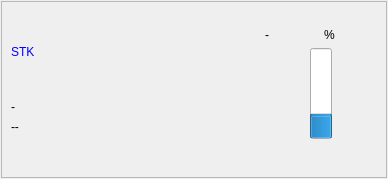
Old version of the form UI/pos.ui in the repository colaisr/algotrader.
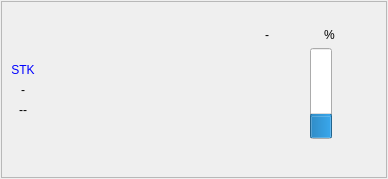
New version of the form.

The edit to the form file:
```diff
--- a/UI/pos.ui
+++ b/UI/pos.ui
@@ -63,26 +63,19 @@
             <property name="text">
              <string>STK</string>
             </property>
+            <property name="alignment">
+             <set>Qt::AlignCenter</set>
+            </property>
            </widget>
           </item>
-          <item>
-           <spacer name="verticalSpacer_2">
-            <property name="orientation">
-             <enum>Qt::Vertical</enum>
-            </property>
-            <property name="sizeHint" stdset="0">
-             <size>
-              <width>20</width>
-              <height>40</height>
-             </size>
-            </property>
-           </spacer>
-          </item>
           <item>
            <widget class="QLabel" name="lVolume">
             <property name="text">
              <string>-</string>
             </property>
+            <property name="alignment">
+             <set>Qt::AlignCenter</set>
+            </property>
            </widget>
           </item>
           <item>
@@ -90,6 +83,9 @@
             <property name="text">
              <string>--</string>
             </property>
+            <property name="alignment">
+             <set>Qt::AlignCenter</set>
+            </property>
            </widget>
           </item>
           <item>
```
Left out of the diff: 2 changed lines with no effect on the pictures.
